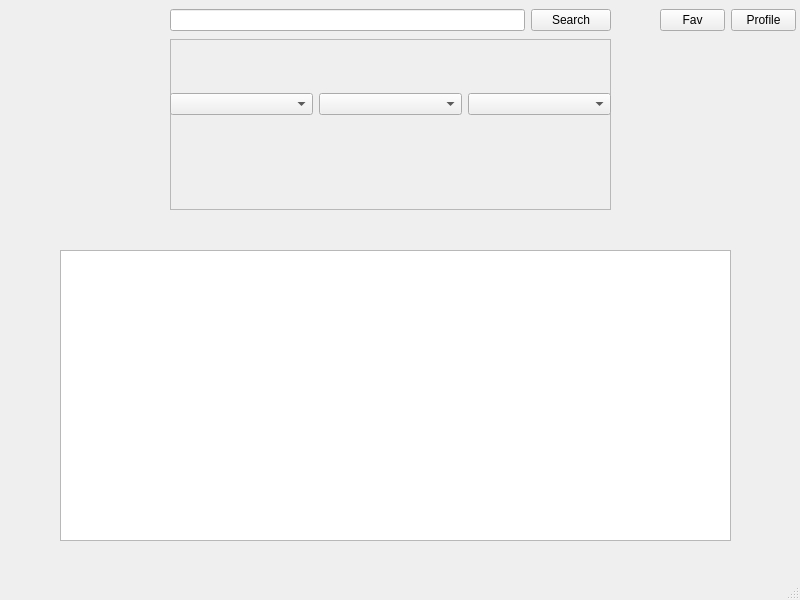
Old version of the form mainwindow.ui in the repository happy394/qt_project_hse.
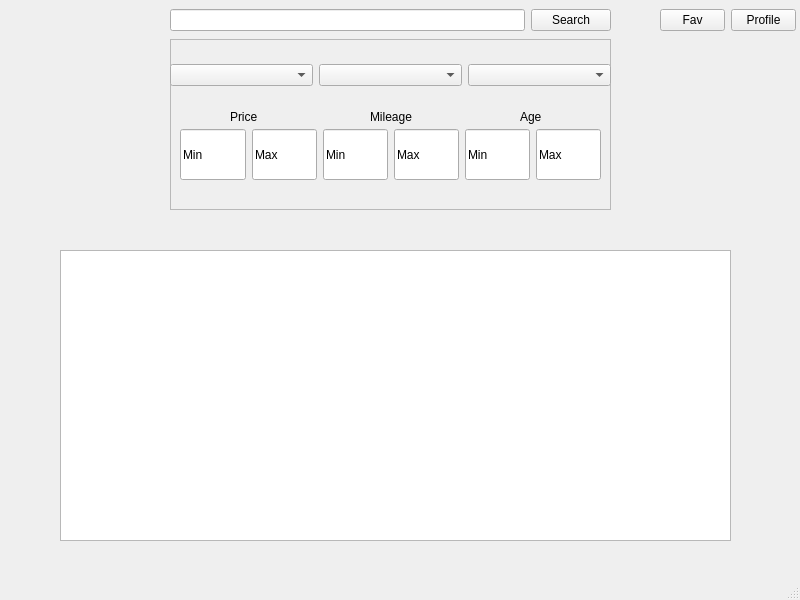
New version of the form.

Commit message: added boundary filters as text boxes

The edit to the form file:
```diff
--- a/mainwindow.ui
+++ b/mainwindow.ui
@@ -108,43 +108,231 @@
     <property name="frameShadow">
      <enum>QFrame::Raised</enum>
     </property>
-    <widget class="QWidget" name="gridLayoutWidget">
+    <widget class="QWidget" name="">
      <property name="geometry">
       <rect>
        <x>0</x>
-       <y>0</y>
+       <y>20</y>
        <width>441</width>
-       <height>171</height>
+       <height>32</height>
       </rect>
      </property>
-     <layout class="QGridLayout" name="Filter">
-      <item row="0" column="1">
+     <layout class="QHBoxLayout" name="DropdownFilters">
+      <item>
+       <widget class="QComboBox" name="comboBox"/>
+      </item>
+      <item>
        <widget class="QComboBox" name="comboBox_2"/>
       </item>
-      <item row="0" column="2">
+      <item>
        <widget class="QComboBox" name="comboBox_3"/>
       </item>
-      <item row="0" column="0">
-       <widget class="QComboBox" name="comboBox"/>
+     </layout>
+    </widget>
+    <widget class="QWidget" name="">
+     <property name="geometry">
+      <rect>
+       <x>10</x>
+       <y>90</y>
+       <width>421</width>
+       <height>51</height>
+      </rect>
+     </property>
+     <layout class="QHBoxLayout" name="BoundaryFilters">
+      <item>
+       <layout class="QHBoxLayout" name="PriceBoundaries">
+        <property name="topMargin">
+         <number>0</number>
+        </property>
+        <property name="bottomMargin">
+         <number>0</number>
+        </property>
+        <item>
+         <widget class="QLineEdit" name="PriceMin">
+          <property name="enabled">
+           <bool>true</bool>
+          </property>
+          <property name="sizePolicy">
+           <sizepolicy hsizetype="Fixed" vsizetype="Expanding">
+            <horstretch>0</horstretch>
+            <verstretch>0</verstretch>
+           </sizepolicy>
+          </property>
+          <property name="sizeIncrement">
+           <size>
+            <width>0</width>
+            <height>0</height>
+           </size>
+          </property>
+          <property name="baseSize">
+           <size>
+            <width>0</width>
+            <height>0</height>
+           </size>
+          </property>
+          <property name="text">
+           <string>Min</string>
+          </property>
+         </widget>
+        </item>
+        <item>
+         <widget class="QLineEdit" name="PriceMax">
+          <property name="sizePolicy">
+           <sizepolicy hsizetype="Fixed" vsizetype="Expanding">
+            <horstretch>0</horstretch>
+            <verstretch>0</verstretch>
+           </sizepolicy>
+          </property>
+          <property name="text">
+           <string>Max</string>
+          </property>
+         </widget>
+        </item>
+       </layout>
       </item>
-      <item row="1" column="1">
-       <spacer name="verticalSpacer">
-        <property name="orientation">
-         <enum>Qt::Vertical</enum>
+      <item>
+       <layout class="QHBoxLayout" name="MileageBoundaries">
+        <property name="topMargin">
+         <number>0</number>
         </property>
-        <property name="sizeType">
-         <enum>QSizePolicy::Fixed</enum>
+        <property name="bottomMargin">
+         <number>0</number>
         </property>
-        <property name="sizeHint" stdset="0">
-         <size>
-          <width>20</width>
-          <height>40</height>
-         </size>
+        <item>
+         <widget class="QLineEdit" name="MileageMin">
+          <property name="enabled">
+           <bool>true</bool>
+          </property>
+          <property name="sizePolicy">
+           <sizepolicy hsizetype="Fixed" vsizetype="Expanding">
+            <horstretch>0</horstretch>
+            <verstretch>0</verstretch>
+           </sizepolicy>
+          </property>
+          <property name="sizeIncrement">
+           <size>
+            <width>0</width>
+            <height>0</height>
+           </size>
+          </property>
+          <property name="baseSize">
+           <size>
+            <width>0</width>
+            <height>0</height>
+           </size>
+          </property>
+          <property name="text">
+           <string>Min</string>
+          </property>
+         </widget>
+        </item>
+        <item>
+         <widget class="QLineEdit" name="MileageMax">
+          <property name="sizePolicy">
+           <sizepolicy hsizetype="Fixed" vsizetype="Expanding">
+            <horstretch>0</horstretch>
+            <verstretch>0</verstretch>
+           </sizepolicy>
+          </property>
+          <property name="text">
+           <string>Max</string>
+          </property>
+         </widget>
+        </item>
+       </layout>
+      </item>
+      <item>
+       <layout class="QHBoxLayout" name="AgeBoundaries">
+        <property name="topMargin">
+         <number>0</number>
         </property>
-       </spacer>
+        <property name="bottomMargin">
+         <number>0</number>
+        </property>
+        <item>
+         <widget class="QLineEdit" name="AgeMin">
+          <property name="enabled">
+           <bool>true</bool>
+          </property>
+          <property name="sizePolicy">
+           <sizepolicy hsizetype="Fixed" vsizetype="Expanding">
+            <horstretch>0</horstretch>
+            <verstretch>0</verstretch>
+           </sizepolicy>
+          </property>
+          <property name="sizeIncrement">
+           <size>
+            <width>0</width>
+            <height>0</height>
+           </size>
+          </property>
+          <property name="baseSize">
+           <size>
+            <width>0</width>
+            <height>0</height>
+           </size>
+          </property>
+          <property name="text">
+           <string>Min</string>
+          </property>
+         </widget>
+        </item>
+        <item>
+         <widget class="QLineEdit" name="AgeMax">
+          <property name="sizePolicy">
+           <sizepolicy hsizetype="Fixed" vsizetype="Expanding">
+            <horstretch>0</horstretch>
+            <verstretch>0</verstretch>
+           </sizepolicy>
+          </property>
+          <property name="text">
+           <string>Max</string>
+          </property>
+         </widget>
+        </item>
+       </layout>
       </item>
      </layout>
     </widget>
+    <widget class="QLabel" name="PriceLabel">
+     <property name="geometry">
+      <rect>
+       <x>60</x>
+       <y>70</y>
+       <width>58</width>
+       <height>16</height>
+      </rect>
+     </property>
+     <property name="text">
+      <string>Price</string>
+     </property>
+    </widget>
+    <widget class="QLabel" name="MileageLabel">
+     <property name="geometry">
+      <rect>
+       <x>200</x>
+       <y>70</y>
+       <width>58</width>
+       <height>16</height>
+      </rect>
+     </property>
+     <property name="text">
+      <string>Mileage</string>
+     </property>
+    </widget>
+    <widget class="QLabel" name="AgeLabel">
+     <property name="geometry">
+      <rect>
+       <x>350</x>
+       <y>70</y>
+       <width>58</width>
+       <height>16</height>
+      </rect>
+     </property>
+     <property name="text">
+      <string>Age</string>
+     </property>
+    </widget>
    </widget>
    <widget class="QWidget" name="horizontalLayoutWidget_3">
     <property name="geometry">
```
